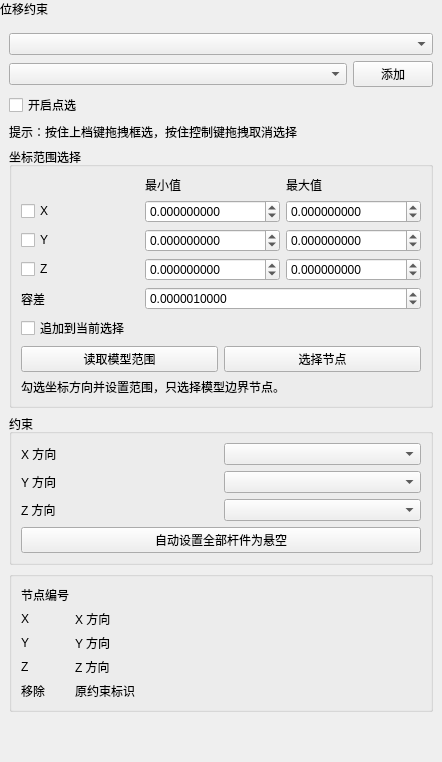
Before: the Qt Designer form plugins/Base_PhysicalField/DisplacementConstraintWidget.ui in asd977/base_cae, drawn with Qt 5.
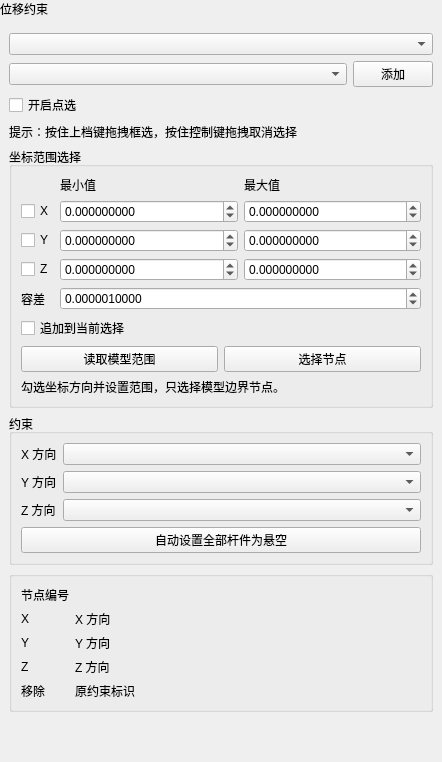
After: the same form once the commit is applied. Custom widgets are drawn as their Qt base class.

The edit to the form file:
```diff
--- a/plugins/Base_PhysicalField/DisplacementConstraintWidget.ui
+++ b/plugins/Base_PhysicalField/DisplacementConstraintWidget.ui
@@ -251,9 +251,18 @@
              </item>
              <item row="4" column="0">
               <widget class="QLabel" name="coordinateToleranceLabel">
+ <property name="sizePolicy">
+  <sizepolicy hsizetype="Fixed" vsizetype="Preferred">
+   <horstretch>0</horstretch>
+   <verstretch>0</verstretch>
+  </sizepolicy>
+ </property>
                <property name="text">
                 <string>容差</string>
                </property>
+               <property name="wordWrap">
+  <bool>false</bool>
+ </property>
               </widget>
              </item>
              <item row="4" column="1" colspan="2">
@@ -325,9 +334,18 @@
           <layout class="QGridLayout" name="gridLayout">
            <item row="0" column="0">
             <widget class="QLabel" name="label_3">
+ <property name="sizePolicy">
+  <sizepolicy hsizetype="Fixed" vsizetype="Preferred">
+   <horstretch>0</horstretch>
+   <verstretch>0</verstretch>
+  </sizepolicy>
+ </property>
              <property name="text">
               <string>X 方向</string>
              </property>
+             <property name="wordWrap">
+  <bool>false</bool>
+ </property>
             </widget>
            </item>
            <item row="0" column="1">
@@ -342,9 +360,18 @@
            </item>
            <item row="1" column="0">
             <widget class="QLabel" name="label_4">
+ <property name="sizePolicy">
+  <sizepolicy hsizetype="Fixed" vsizetype="Preferred">
+   <horstretch>0</horstretch>
+   <verstretch>0</verstretch>
+  </sizepolicy>
+ </property>
              <property name="text">
               <string>Y 方向</string>
              </property>
+             <property name="wordWrap">
+  <bool>false</bool>
+ </property>
             </widget>
            </item>
            <item row="1" column="1">
@@ -359,9 +386,18 @@
            </item>
            <item row="2" column="0">
             <widget class="QLabel" name="label_5">
+ <property name="sizePolicy">
+  <sizepolicy hsizetype="Fixed" vsizetype="Preferred">
+   <horstretch>0</horstretch>
+   <verstretch>0</verstretch>
+  </sizepolicy>
+ </property>
              <property name="text">
               <string>Z 方向</string>
              </property>
+             <property name="wordWrap">
+  <bool>false</bool>
+ </property>
             </widget>
            </item>
            <item row="2" column="1">
```
Left out of the diff: 15 changed lines with no effect on the pictures. Lines whose indentation alone changed are shown as unchanged.
